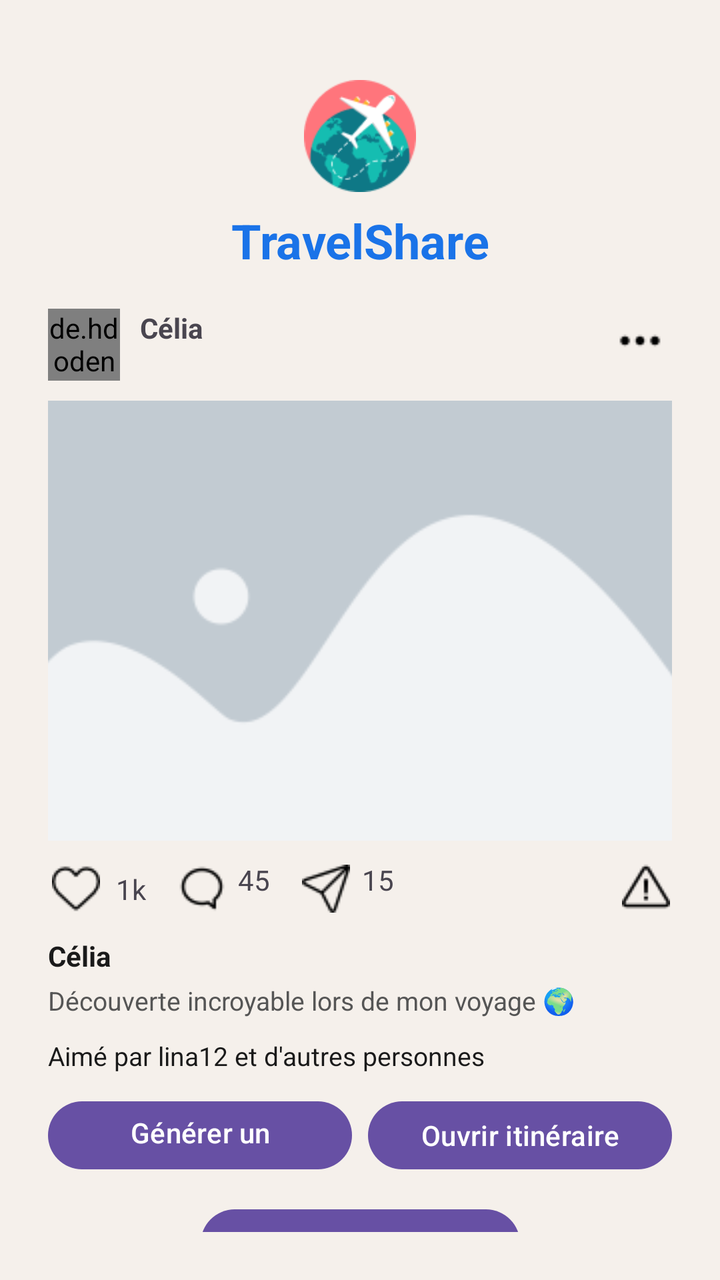
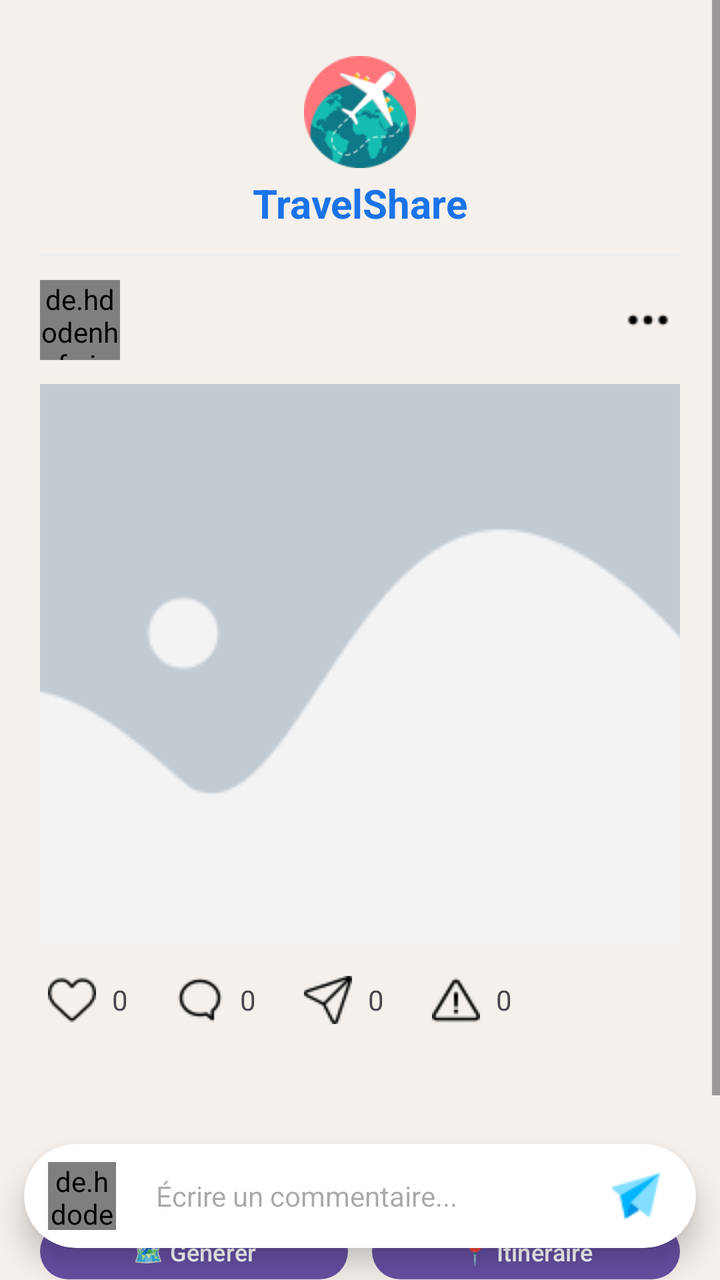

Screens rendered from an Android XML layout before and after an edit, with the pre-edit source and the edit as a unified diff.
<!-- AndroidManifest.xml: application theme Theme.Traveling -->
<!-- res/layout/activity_photo_post.xml -->
<?xml version="1.0" encoding="utf-8"?>
<androidx.constraintlayout.widget.ConstraintLayout
    xmlns:android="http://schemas.android.com/apk/res/android"
    xmlns:app="http://schemas.android.com/apk/res-auto"
    xmlns:tools="http://schemas.android.com/tools"
    android:id="@+id/main"
    android:layout_width="match_parent"
    android:layout_height="match_parent"
    android:background="#F5F0EB"
    android:padding="24dp">

    
    <ImageView
        android:id="@+id/ivLogo"
        android:layout_width="56dp"
        android:layout_height="56dp"
        android:src="@drawable/ic_travelshare_logo"
        android:contentDescription="TravelShare Logo"
        android:scaleType="fitCenter"
        android:layout_marginTop="16dp"
        app:layout_constraintTop_toTopOf="parent"
        app:layout_constraintStart_toStartOf="parent"
        app:layout_constraintEnd_toEndOf="parent"/>

    
    <TextView
        android:id="@+id/tvAppName"
        android:layout_width="wrap_content"
        android:layout_height="wrap_content"
        android:text="TravelShare"
        android:textSize="24sp"
        android:textStyle="bold"
        android:textColor="#1A73E8"
        android:layout_marginTop="8dp"
        app:layout_constraintTop_toBottomOf="@id/ivLogo"
        app:layout_constraintStart_toStartOf="parent"
        app:layout_constraintEnd_toEndOf="parent"/>

    
    <de.hdodenhof.circleimageview.CircleImageView
        android:id="@+id/ivAvatar"
        android:layout_width="36dp"
        android:layout_height="36dp"
        android:src="@drawable/ic_default_avatar"
        android:layout_marginTop="18dp"
        app:layout_constraintTop_toBottomOf="@id/tvAppName"
        app:layout_constraintStart_toStartOf="parent"/>

    
    <ImageButton
        android:id="@+id/btnMore"
        android:layout_width="32dp"
        android:layout_height="32dp"
        android:background="?attr/selectableItemBackgroundBorderless"
        android:src="@drawable/ic_more"
        app:layout_constraintEnd_toEndOf="parent"
        app:layout_constraintTop_toTopOf="@id/ivAvatar"/>

    
    <TextView
        android:id="@+id/tvAuthorName"
        android:layout_width="0dp"
        android:layout_height="wrap_content"
        android:text="Célia"
        android:textStyle="bold"
        android:layout_marginStart="10dp"
        app:layout_constraintStart_toEndOf="@id/ivAvatar"
        app:layout_constraintTop_toTopOf="@id/ivAvatar"
        app:layout_constraintEnd_toStartOf="@id/btnMore"/>

    
    <ImageView
        android:id="@+id/ivPhoto"
        android:layout_width="0dp"
        android:layout_height="220dp"
        android:scaleType="centerCrop"
        android:src="@drawable/placeholder_photo"
        android:layout_marginTop="10dp"
        app:layout_constraintTop_toBottomOf="@id/ivAvatar"
        app:layout_constraintStart_toStartOf="parent"
        app:layout_constraintEnd_toEndOf="parent"/>

    
    <ImageButton
        android:id="@+id/btnLike"
        android:layout_width="28dp"
        android:layout_height="28dp"
        android:background="?attr/selectableItemBackgroundBorderless"
        android:src="@drawable/ic_dislike"
        android:layout_marginTop="10dp"
        app:layout_constraintTop_toBottomOf="@id/ivPhoto"
        app:layout_constraintStart_toStartOf="parent"/>

    <TextView
        android:id="@+id/tvLikeCount"
        android:layout_width="wrap_content"
        android:layout_height="wrap_content"
        android:text="1k"
        android:layout_marginStart="6dp"
        app:layout_constraintStart_toEndOf="@id/btnLike"
        app:layout_constraintTop_toTopOf="@id/btnLike"
        app:layout_constraintBottom_toBottomOf="@id/btnLike"/>

    <ImageButton
        android:id="@+id/btnComment"
        android:layout_width="28dp"
        android:layout_height="28dp"
        android:background="?attr/selectableItemBackgroundBorderless"
        android:src="@drawable/ic_comment"
        android:layout_marginStart="14dp"
        app:layout_constraintStart_toEndOf="@id/tvLikeCount"
        app:layout_constraintTop_toTopOf="@id/btnLike"/>

    <TextView
        android:id="@+id/tvCommentCount"
        android:layout_width="wrap_content"
        android:layout_height="wrap_content"
        android:text="45"
        android:layout_marginStart="4dp"
        app:layout_constraintStart_toEndOf="@id/btnComment"
        app:layout_constraintTop_toTopOf="@id/btnLike"/>

    <ImageButton
        android:id="@+id/btnShare"
        android:layout_width="28dp"
        android:layout_height="28dp"
        android:background="?attr/selectableItemBackgroundBorderless"
        android:src="@drawable/ic_share"
        android:layout_marginStart="14dp"
        app:layout_constraintStart_toEndOf="@id/tvCommentCount"
        app:layout_constraintTop_toTopOf="@id/btnLike"/>

    <TextView
        android:id="@+id/tvShareCount"
        android:layout_width="wrap_content"
        android:layout_height="wrap_content"
        android:text="15"
        android:layout_marginStart="4dp"
        app:layout_constraintStart_toEndOf="@id/btnShare"
        app:layout_constraintTop_toTopOf="@id/btnLike"/>

    <ImageButton
        android:id="@+id/btnReport"
        android:layout_width="26dp"
        android:layout_height="26dp"
        android:background="?attr/selectableItemBackgroundBorderless"
        android:src="@drawable/ic_signal"
        app:layout_constraintEnd_toEndOf="parent"
        app:layout_constraintTop_toTopOf="@id/btnLike"/>

    

    <TextView
        android:id="@+id/tvPostAuthor"
        android:layout_width="wrap_content"
        android:layout_height="wrap_content"
        android:text="Célia"
        android:textStyle="bold"
        android:textSize="14sp"
        android:textColor="#1A1A1A"
        android:layout_marginTop="10dp"
        app:layout_constraintTop_toBottomOf="@id/btnLike"
        app:layout_constraintStart_toStartOf="parent"/>

    <TextView
        android:id="@+id/tvPostDescription"
        android:layout_width="0dp"
        android:layout_height="wrap_content"
        android:text="Découverte incroyable lors de mon voyage 🌍"
        android:textSize="13sp"
        android:textColor="#555555"
        android:layout_marginTop="4dp"
        app:layout_constraintTop_toBottomOf="@id/tvPostAuthor"
        app:layout_constraintStart_toStartOf="parent"
        app:layout_constraintEnd_toEndOf="parent"/>

    
    <TextView
        android:id="@+id/tvLikedBy"
        android:layout_width="0dp"
        android:layout_height="wrap_content"
        android:text="Aimé par lina12 et d'autres personnes"
        android:textSize="13sp"
        android:textColor="#1A1A1A"
        android:layout_marginTop="10dp"
        app:layout_constraintTop_toBottomOf="@id/tvPostDescription"
        app:layout_constraintStart_toStartOf="parent"
        app:layout_constraintEnd_toEndOf="parent"/>

    
    <com.google.android.material.button.MaterialButton
        android:id="@+id/btnGenerateRoute"
        android:layout_width="0dp"
        android:layout_height="42dp"
        android:text="Générer un parcours"
        android:textAllCaps="false"
        app:cornerRadius="20dp"
        android:layout_marginTop="10dp"
        app:layout_constraintTop_toBottomOf="@id/tvLikedBy"
        app:layout_constraintStart_toStartOf="parent"
        app:layout_constraintEnd_toStartOf="@id/btnOpenRoute"
        android:layout_marginEnd="8dp"/>

    <com.google.android.material.button.MaterialButton
        android:id="@+id/btnOpenRoute"
        android:layout_width="0dp"
        android:layout_height="42dp"
        android:text="Ouvrir itinéraire"
        android:textAllCaps="false"
        app:cornerRadius="20dp"
        android:layout_marginTop="10dp"
        app:layout_constraintTop_toBottomOf="@id/tvLikedBy"
        app:layout_constraintStart_toEndOf="@id/btnGenerateRoute"
        app:layout_constraintEnd_toEndOf="parent"/>

    <com.google.android.material.button.MaterialButton
        android:id="@+id/btnSimilarPhotos"
        android:layout_width="wrap_content"
        android:layout_height="42dp"
        android:text="Photos similaires"
        android:textAllCaps="false"
        app:cornerRadius="20dp"
        android:layout_marginTop="12dp"
        app:layout_constraintTop_toBottomOf="@id/btnGenerateRoute"
        app:layout_constraintStart_toStartOf="parent"
        app:layout_constraintEnd_toEndOf="parent"/>

    
    <TextView
        android:id="@+id/tvCommentsTitle"
        android:layout_width="wrap_content"
        android:layout_height="wrap_content"
        android:text="Commentaires"
        android:textStyle="bold"
        android:textSize="14sp"
        android:layout_marginTop="14dp"
        app:layout_constraintTop_toBottomOf="@id/btnSimilarPhotos"
        app:layout_constraintStart_toStartOf="parent"/>

    <TextView
        android:id="@+id/tvComment1"
        android:layout_width="0dp"
        android:layout_height="wrap_content"
        android:text="jeremieJuk Très belle photo ❤️"
        android:textSize="13sp"
        android:layout_marginTop="6dp"
        app:layout_constraintTop_toBottomOf="@id/tvCommentsTitle"
        app:layout_constraintStart_toStartOf="parent"
        app:layout_constraintEnd_toEndOf="parent"/>

</androidx.constraintlayout.widget.ConstraintLayout>
<!-- resources referenced by this layout -->
<resources>
  <!-- drawable ic_comment: png bitmap (drawable, 538 bytes) -->
  <!-- drawable ic_default_avatar: png bitmap (drawable, 2579 bytes) -->
  <!-- drawable ic_dislike: png bitmap (drawable, 597 bytes) -->
  <!-- drawable ic_more: png bitmap (drawable, 242 bytes) -->
  <!-- drawable ic_share: png bitmap (drawable, 467 bytes) -->
  <!-- drawable ic_signal: png bitmap (drawable, 552 bytes) -->
  <!-- drawable ic_travelshare_logo: png bitmap (drawable, 5466 bytes) -->
  <!-- drawable placeholder_photo: png bitmap (drawable, 1108 bytes) -->
  <style name="Theme.Traveling" parent="Base.Theme.Traveling" />
  <style name="Base.Theme.Traveling" parent="Theme.Material3.DayNight.NoActionBar">
          
          
      </style>
</resources>

<!-- the commit's change to res/layout/activity_photo_post.xml (unified diff, before → after) -->
@@ -6,246 +6,349 @@
     android:id="@+id/main"
     android:layout_width="match_parent"
     android:layout_height="match_parent"
-    android:background="#F5F0EB"
-    android:padding="24dp">
+    android:background="#F5F0EB">
 
     
-    <ImageView
-        android:id="@+id/ivLogo"
-        android:layout_width="56dp"
-        android:layout_height="56dp"
-        android:src="@drawable/ic_travelshare_logo"
-        android:contentDescription="TravelShare Logo"
-        android:scaleType="fitCenter"
-        android:layout_marginTop="16dp"
+    <ScrollView
+        android:id="@+id/scrollView"
+        android:layout_width="0dp"
+        android:layout_height="0dp"
+        android:fillViewport="true"
+        android:scrollbars="vertical"
         app:layout_constraintTop_toTopOf="parent"
+        app:layout_constraintBottom_toBottomOf="parent"
+        app:layout_constraintStart_toStartOf="parent"
+        app:layout_constraintEnd_toEndOf="parent">
+
+        <LinearLayout
+            android:layout_width="match_parent"
+            android:layout_height="wrap_content"
+            android:orientation="vertical"
+            android:padding="20dp"
+            android:paddingBottom="100dp">
+
+            
+            <ImageView
+                android:id="@+id/ivLogo"
+                android:layout_width="56dp"
+                android:layout_height="56dp"
+                android:src="@drawable/ic_travelshare_logo"
+                android:contentDescription="TravelShare Logo"
+                android:scaleType="fitCenter"
+                android:layout_gravity="center"
+                android:layout_marginTop="8dp"/>
+
+            
+            <TextView
+                android:id="@+id/tvAppName"
+                android:layout_width="wrap_content"
+                android:layout_height="wrap_content"
+                android:text="TravelShare"
+                android:textSize="20sp"
+                android:textStyle="bold"
+                android:textColor="#1A73E8"
+                android:layout_gravity="center"
+                android:layout_marginTop="4dp"/>
+
+            
+            <View
+                android:layout_width="match_parent"
+                android:layout_height="1dp"
+                android:background="#EEEEEE"
+                android:layout_marginVertical="12dp"/>
+
+            
+            <LinearLayout
+                android:layout_width="match_parent"
+                android:layout_height="wrap_content"
+                android:orientation="horizontal"
+                android:gravity="center_vertical">
+
+                <de.hdodenhof.circleimageview.CircleImageView
+                    android:id="@+id/ivAvatar"
+                    android:layout_width="40dp"
+                    android:layout_height="40dp"
+                    android:src="@drawable/ic_default_avatar"
+                    app:civ_border_width="1dp"
+                    app:civ_border_color="#E0E0E0"/>
+
+                <LinearLayout
+                    android:layout_width="0dp"
+                    android:layout_height="wrap_content"
+                    android:layout_weight="1"
+                    android:orientation="vertical"
+                    android:layout_marginStart="12dp">
+
+                    <TextView
+                        android:id="@+id/tvAuthorName"
+                        android:layout_width="wrap_content"
+                        android:layout_height="wrap_content"
+                        android:textStyle="bold"
+                        android:textSize="15sp"/>
+
+                    <TextView
+                        android:id="@+id/tvLocationDate"
+                        android:layout_width="wrap_content"
+                        android:layout_height="wrap_content"
+                        android:textSize="12sp"
+                        android:textColor="#888888"/>
+
+                </LinearLayout>
+
+                <ImageButton
+                    android:id="@+id/btnMore"
+                    android:layout_width="32dp"
+                    android:layout_height="32dp"
+                    android:background="?attr/selectableItemBackgroundBorderless"
+                    android:src="@drawable/ic_more"
+                    android:contentDescription="Plus d'options"/>
+
+            </LinearLayout>
+
+            
+            <ImageView
+                android:id="@+id/ivPhoto"
+                android:layout_width="match_parent"
+                android:layout_height="280dp"
+                android:scaleType="centerCrop"
+                android:src="@drawable/placeholder_photo"
+                android:layout_marginTop="12dp"
+                android:background="#F0F0F0"
+                android:contentDescription="Photo du voyage"/>
+
+            
+            <LinearLayout
+                android:layout_width="match_parent"
+                android:layout_height="wrap_content"
+                android:orientation="horizontal"
+                android:layout_marginTop="12dp"
+                android:gravity="center_vertical">
+
+                
+                <ImageButton
+                    android:id="@+id/btnLike"
+                    android:layout_width="32dp"
+                    android:layout_height="32dp"
+                    android:background="?attr/selectableItemBackgroundBorderless"
+                    android:src="@drawable/ic_dislike"/>
+
+                <TextView
+                    android:id="@+id/tvLikeCount"
+                    android:layout_width="wrap_content"
+                    android:layout_height="wrap_content"
+                    android:text="0"
+                    android:textSize="14sp"
+                    android:layout_marginStart="4dp"/>
+
+                
+                <ImageButton
+                    android:id="@+id/btnComment"
+                    android:layout_width="32dp"
+                    android:layout_height="32dp"
+                    android:background="?attr/selectableItemBackgroundBorderless"
+                    android:src="@drawable/ic_comment"
+                    android:layout_marginStart="20dp"/>
+
+                <TextView
+                    android:id="@+id/tvCommentCount"
+                    android:layout_width="wrap_content"
+                    android:layout_height="wrap_content"
+                    android:text="0"
+                    android:textSize="14sp"
+                    android:layout_marginStart="4dp"/>
+
+                
+                <ImageButton
+                    android:id="@+id/btnShare"
+                    android:layout_width="32dp"
+                    android:layout_height="32dp"
+                    android:background="?attr/selectableItemBackgroundBorderless"
+                    android:src="@drawable/ic_share"
+                    android:layout_marginStart="20dp"/>
+
+                <TextView
+                    android:id="@+id/tvShareCount"
+                    android:layout_width="wrap_content"
+                    android:layout_height="wrap_content"
+                    android:text="0"
+                    android:textSize="14sp"
+                    android:layout_marginStart="4dp"/>
+
+                
+                <ImageButton
+                    android:id="@+id/btnReport"
+                    android:layout_width="32dp"
+                    android:layout_height="32dp"
+                    android:background="?attr/selectableItemBackgroundBorderless"
+                    android:src="@drawable/ic_signal"
+                    android:layout_marginStart="20dp"/>
+
+                <TextView
+                    android:id="@+id/tvReportCount"
+                    android:layout_width="wrap_content"
+                    android:layout_height="wrap_content"
+                    android:text="0"
+                    android:textSize="14sp"
+                    android:layout_marginStart="4dp"/>
+
+            </LinearLayout>
+
+            
+            <TextView
+                android:id="@+id/tvPostAuthor"
+                android:layout_width="wrap_content"
+                android:layout_height="wrap_content"
+                android:textStyle="bold"
+                android:textSize="14sp"
+                android:layout_marginTop="10dp"/>
+
+            
+            <TextView
+                android:id="@+id/tvPostDescription"
+                android:layout_width="wrap_content"
+                android:layout_height="wrap_content"
+                android:textSize="14sp"
+                android:textColor="#555555"
+                android:layout_marginTop="4dp"/>
+
+            
+            <TextView
+                android:id="@+id/tvLikedBy"
+                android:layout_width="wrap_content"
+                android:layout_height="wrap_content"
+                android:textSize="13sp"
+                android:textColor="#888888"
+                android:layout_marginTop="10dp"/>
+
+            
+            <LinearLayout
+                android:layout_width="match_parent"
+                android:layout_height="wrap_content"
+                android:orientation="horizontal"
+                android:layout_marginTop="12dp"
+                android:gravity="center">
+
+                <com.google.android.material.button.MaterialButton
+                    android:id="@+id/btnGenerateRoute"
+                    android:layout_width="0dp"
+                    android:layout_height="36dp"
+                    android:layout_weight="1"
+                    android:text="🗺️ Générer"
+                    android:textSize="12sp"
+                    android:textAllCaps="false"
+                    app:cornerRadius="18dp"
+                    android:layout_marginEnd="6dp"/>
+
+                <com.google.android.material.button.MaterialButton
+                    android:id="@+id/btnOpenRoute"
+                    android:layout_width="0dp"
+                    android:layout_height="36dp"
+                    android:layout_weight="1"
+                    android:text="📍 Itinéraire"
+                    android:textSize="12sp"
+                    android:textAllCaps="false"
+                    app:cornerRadius="18dp"
+                    android:layout_marginStart="6dp"/>
+
+            </LinearLayout>
+
+            <com.google.android.material.button.MaterialButton
+                android:id="@+id/btnSimilarPhotos"
+                android:layout_width="wrap_content"
+                android:layout_height="32dp"
+                android:text="🖼️ Photos similaires"
+                android:textSize="12sp"
+                android:textAllCaps="false"
+                app:cornerRadius="16dp"
+                android:layout_marginTop="8dp"
+                android:layout_gravity="center"/>
+
+            
+            <TextView
+                android:id="@+id/tvCommentsTitle"
+                android:layout_width="wrap_content"
+                android:layout_height="wrap_content"
+                android:text="💬 Commentaires"
+                android:textStyle="bold"
+                android:textSize="15sp"
+                android:layout_marginTop="16dp"
+                android:layout_marginBottom="8dp"/>
+
+            <androidx.recyclerview.widget.RecyclerView
+                android:id="@+id/rvComments"
+                android:layout_width="match_parent"
+                android:layout_height="wrap_content"
+                android:nestedScrollingEnabled="false"
+                android:overScrollMode="never"/>
+
+        </LinearLayout>
+    </ScrollView>
+
+    
+    <androidx.cardview.widget.CardView
+        android:id="@+id/cardAddComment"
+        android:layout_width="0dp"
+        android:layout_height="wrap_content"
+        android:layout_marginHorizontal="12dp"
+        android:layout_marginBottom="16dp"
+        app:cardCornerRadius="28dp"
+        app:cardElevation="8dp"
+        app:cardBackgroundColor="#FFFFFF"
+        app:layout_constraintBottom_toBottomOf="parent"
+        app:layout_constraintStart_toStartOf="parent"
+        app:layout_constraintEnd_toEndOf="parent">
+
+        <LinearLayout
+            android:id="@+id/layoutAddComment"
+            android:layout_width="match_parent"
+            android:layout_height="wrap_content"
+            android:orientation="horizontal"
+            android:paddingHorizontal="12dp"
+            android:paddingVertical="8dp"
+            android:gravity="center_vertical">
+
+            <de.hdodenhof.circleimageview.CircleImageView
+                android:id="@+id/ivCurrentUserAvatar"
+                android:layout_width="34dp"
+                android:layout_height="34dp"
+                android:src="@drawable/ic_default_avatar"
+                app:civ_border_width="0dp"/>
+
+            <EditText
+                android:id="@+id/etNewComment"
+                android:layout_width="0dp"
+                android:layout_height="wrap_content"
+                android:layout_weight="1"
+                android:hint="Écrire un commentaire..."
+                android:inputType="textMultiLine"
+                android:maxLines="4"
+                android:paddingVertical="8dp"
+                android:paddingHorizontal="12dp"
+                android:layout_marginStart="8dp"
+                android:background="@null"
+                android:textSize="14sp"/>
+
+            <ImageButton
+                android:id="@+id/btnSendComment"
+                android:layout_width="36dp"
+                android:layout_height="36dp"
+                android:src="@drawable/ic_send"
+                android:background="?attr/selectableItemBackgroundBorderless"
+                android:layout_marginStart="4dp"
+                android:contentDescription="Envoyer"/>
+
+        </LinearLayout>
+    </androidx.cardview.widget.CardView>
+
+    
+    <ProgressBar
+        android:id="@+id/progressBar"
+        android:layout_width="48dp"
+        android:layout_height="48dp"
+        android:visibility="gone"
+        app:layout_constraintTop_toTopOf="parent"
+        app:layout_constraintBottom_toBottomOf="parent"
         app:layout_constraintStart_toStartOf="parent"
         app:layout_constraintEnd_toEndOf="parent"/>
 
-    
-    <TextView
-        android:id="@+id/tvAppName"
-        android:layout_width="wrap_content"
-        android:layout_height="wrap_content"
-        android:text="TravelShare"
-        android:textSize="24sp"
-        android:textStyle="bold"
-        android:textColor="#1A73E8"
-        android:layout_marginTop="8dp"
-        app:layout_constraintTop_toBottomOf="@id/ivLogo"
-        app:layout_constraintStart_toStartOf="parent"
-        app:layout_constraintEnd_toEndOf="parent"/>
-
-    
-    <de.hdodenhof.circleimageview.CircleImageView
-        android:id="@+id/ivAvatar"
-        android:layout_width="36dp"
-        android:layout_height="36dp"
-        android:src="@drawable/ic_default_avatar"
-        android:layout_marginTop="18dp"
-        app:layout_constraintTop_toBottomOf="@id/tvAppName"
-        app:layout_constraintStart_toStartOf="parent"/>
-
-    
-    <ImageButton
-        android:id="@+id/btnMore"
-        android:layout_width="32dp"
-        android:layout_height="32dp"
-        android:background="?attr/selectableItemBackgroundBorderless"
-        android:src="@drawable/ic_more"
-        app:layout_constraintEnd_toEndOf="parent"
-        app:layout_constraintTop_toTopOf="@id/ivAvatar"/>
-
-    
-    <TextView
-        android:id="@+id/tvAuthorName"
-        android:layout_width="0dp"
-        android:layout_height="wrap_content"
-        android:text="Célia"
-        android:textStyle="bold"
-        android:layout_marginStart="10dp"
-        app:layout_constraintStart_toEndOf="@id/ivAvatar"
-        app:layout_constraintTop_toTopOf="@id/ivAvatar"
-        app:layout_constraintEnd_toStartOf="@id/btnMore"/>
-
-    
-    <ImageView
-        android:id="@+id/ivPhoto"
-        android:layout_width="0dp"
-        android:layout_height="220dp"
-        android:scaleType="centerCrop"
-        android:src="@drawable/placeholder_photo"
-        android:layout_marginTop="10dp"
-        app:layout_constraintTop_toBottomOf="@id/ivAvatar"
-        app:layout_constraintStart_toStartOf="parent"
-        app:layout_constraintEnd_toEndOf="parent"/>
-
-    
-    <ImageButton
-        android:id="@+id/btnLike"
-        android:layout_width="28dp"
-        android:layout_height="28dp"
-        android:background="?attr/selectableItemBackgroundBorderless"
-        android:src="@drawable/ic_dislike"
-        android:layout_marginTop="10dp"
-        app:layout_constraintTop_toBottomOf="@id/ivPhoto"
-        app:layout_constraintStart_toStartOf="parent"/>
-
-    <TextView
-        android:id="@+id/tvLikeCount"
-        android:layout_width="wrap_content"
-        android:layout_height="wrap_content"
-        android:text="1k"
-        android:layout_marginStart="6dp"
-        app:layout_constraintStart_toEndOf="@id/btnLike"
-        app:layout_constraintTop_toTopOf="@id/btnLike"
-        app:layout_constraintBottom_toBottomOf="@id/btnLike"/>
-
-    <ImageButton
-        android:id="@+id/btnComment"
-        android:layout_width="28dp"
-        android:layout_height="28dp"
-        android:background="?attr/selectableItemBackgroundBorderless"
-        android:src="@drawable/ic_comment"
-        android:layout_marginStart="14dp"
-        app:layout_constraintStart_toEndOf="@id/tvLikeCount"
-        app:layout_constraintTop_toTopOf="@id/btnLike"/>
-
-    <TextView
-        android:id="@+id/tvCommentCount"
-        android:layout_width="wrap_content"
-        android:layout_height="wrap_content"
-        android:text="45"
-        android:layout_marginStart="4dp"
-        app:layout_constraintStart_toEndOf="@id/btnComment"
-        app:layout_constraintTop_toTopOf="@id/btnLike"/>
-
-    <ImageButton
-        android:id="@+id/btnShare"
-        android:layout_width="28dp"
-        android:layout_height="28dp"
-        android:background="?attr/selectableItemBackgroundBorderless"
-        android:src="@drawable/ic_share"
-        android:layout_marginStart="14dp"
-        app:layout_constraintStart_toEndOf="@id/tvCommentCount"
-        app:layout_constraintTop_toTopOf="@id/btnLike"/>
-
-    <TextView
-        android:id="@+id/tvShareCount"
-        android:layout_width="wrap_content"
-        android:layout_height="wrap_content"
-        android:text="15"
-        android:layout_marginStart="4dp"
-        app:layout_constraintStart_toEndOf="@id/btnShare"
-        app:layout_constraintTop_toTopOf="@id/btnLike"/>
-
-    <ImageButton
-        android:id="@+id/btnReport"
-        android:layout_width="26dp"
-        android:layout_height="26dp"
-        android:background="?attr/selectableItemBackgroundBorderless"
-        android:src="@drawable/ic_signal"
-        app:layout_constraintEnd_toEndOf="parent"
-        app:layout_constraintTop_toTopOf="@id/btnLike"/>
-
-    
-
-    <TextView
-        android:id="@+id/tvPostAuthor"
-        android:layout_width="wrap_content"
-        android:layout_height="wrap_content"
-        android:text="Célia"
-        android:textStyle="bold"
-        android:textSize="14sp"
-        android:textColor="#1A1A1A"
-        android:layout_marginTop="10dp"
-        app:layout_constraintTop_toBottomOf="@id/btnLike"
-        app:layout_constraintStart_toStartOf="parent"/>
-
-    <TextView
-        android:id="@+id/tvPostDescription"
-        android:layout_width="0dp"
-        android:layout_height="wrap_content"
-        android:text="Découverte incroyable lors de mon voyage 🌍"
-        android:textSize="13sp"
-        android:textColor="#555555"
-        android:layout_marginTop="4dp"
-        app:layout_constraintTop_toBottomOf="@id/tvPostAuthor"
-        app:layout_constraintStart_toStartOf="parent"
-        app:layout_constraintEnd_toEndOf="parent"/>
-
-    
-    <TextView
-        android:id="@+id/tvLikedBy"
-        android:layout_width="0dp"
-        android:layout_height="wrap_content"
-        android:text="Aimé par lina12 et d'autres personnes"
-        android:textSize="13sp"
-        android:textColor="#1A1A1A"
-        android:layout_marginTop="10dp"
-        app:layout_constraintTop_toBottomOf="@id/tvPostDescription"
-        app:layout_constraintStart_toStartOf="parent"
-        app:layout_constraintEnd_toEndOf="parent"/>
-
-    
-    <com.google.android.material.button.MaterialButton
-        android:id="@+id/btnGenerateRoute"
-        android:layout_width="0dp"
-        android:layout_height="42dp"
-        android:text="Générer un parcours"
-        android:textAllCaps="false"
-        app:cornerRadius="20dp"
-        android:layout_marginTop="10dp"
-        app:layout_constraintTop_toBottomOf="@id/tvLikedBy"
-        app:layout_constraintStart_toStartOf="parent"
-        app:layout_constraintEnd_toStartOf="@id/btnOpenRoute"
-        android:layout_marginEnd="8dp"/>
-
-    <com.google.android.material.button.MaterialButton
-        android:id="@+id/btnOpenRoute"
-        android:layout_width="0dp"
-        android:layout_height="42dp"
-        android:text="Ouvrir itinéraire"
-        android:textAllCaps="false"
-        app:cornerRadius="20dp"
-        android:layout_marginTop="10dp"
-        app:layout_constraintTop_toBottomOf="@id/tvLikedBy"
-        app:layout_constraintStart_toEndOf="@id/btnGenerateRoute"
-        app:layout_constraintEnd_toEndOf="parent"/>
-
-    <com.google.android.material.button.MaterialButton
-        android:id="@+id/btnSimilarPhotos"
-        android:layout_width="wrap_content"
-        android:layout_height="42dp"
-        android:text="Photos similaires"
-        android:textAllCaps="false"
-        app:cornerRadius="20dp"
-        android:layout_marginTop="12dp"
-        app:layout_constraintTop_toBottomOf="@id/btnGenerateRoute"
-        app:layout_constraintStart_toStartOf="parent"
-        app:layout_constraintEnd_toEndOf="parent"/>
-
-    
-    <TextView
-        android:id="@+id/tvCommentsTitle"
-        android:layout_width="wrap_content"
-        android:layout_height="wrap_content"
-        android:text="Commentaires"
-        android:textStyle="bold"
-        android:textSize="14sp"
-        android:layout_marginTop="14dp"
-        app:layout_constraintTop_toBottomOf="@id/btnSimilarPhotos"
-        app:layout_constraintStart_toStartOf="parent"/>
-
-    <TextView
-        android:id="@+id/tvComment1"
-        android:layout_width="0dp"
-        android:layout_height="wrap_content"
-        android:text="jeremieJuk Très belle photo ❤️"
-        android:textSize="13sp"
-        android:layout_marginTop="6dp"
-        app:layout_constraintTop_toBottomOf="@id/tvCommentsTitle"
-        app:layout_constraintStart_toStartOf="parent"
-        app:layout_constraintEnd_toEndOf="parent"/>
-
 </androidx.constraintlayout.widget.ConstraintLayout>
<!-- resource entries referenced after the edit -->
@@ -4,6 +4,7 @@
   <!-- drawable ic_default_avatar: png bitmap (drawable, 2579 bytes) -->
   <!-- drawable ic_dislike: png bitmap (drawable, 597 bytes) -->
   <!-- drawable ic_more: png bitmap (drawable, 242 bytes) -->
+  <!-- drawable ic_send: png bitmap (drawable, 892 bytes) -->
   <!-- drawable ic_share: png bitmap (drawable, 467 bytes) -->
   <!-- drawable ic_signal: png bitmap (drawable, 552 bytes) -->
   <!-- drawable ic_travelshare_logo: png bitmap (drawable, 5466 bytes) -->
